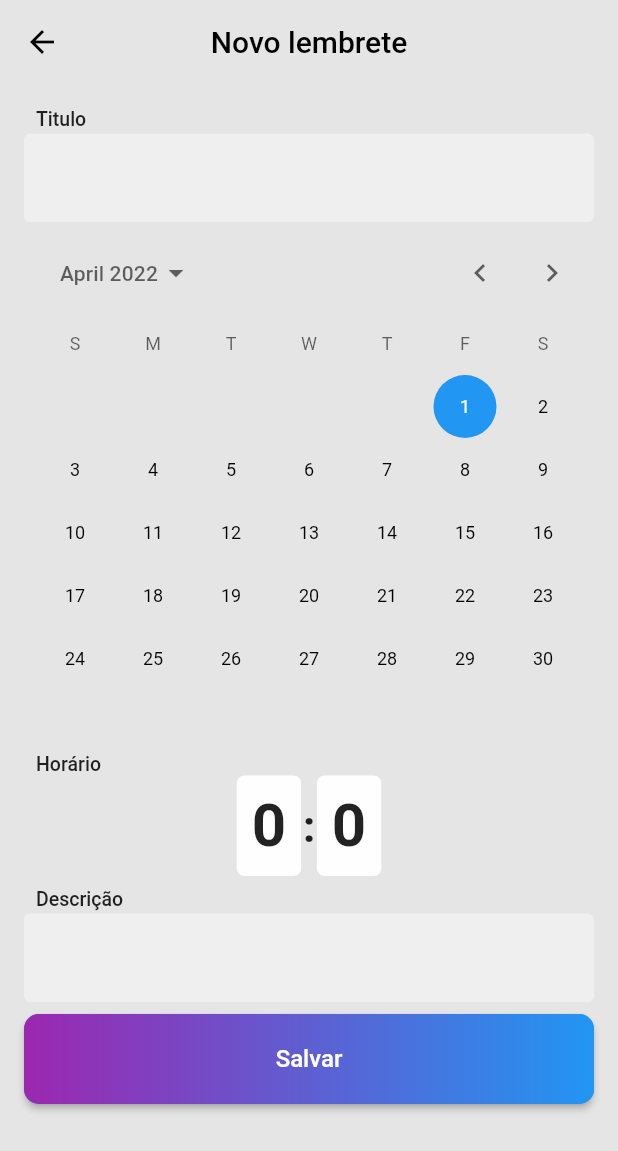
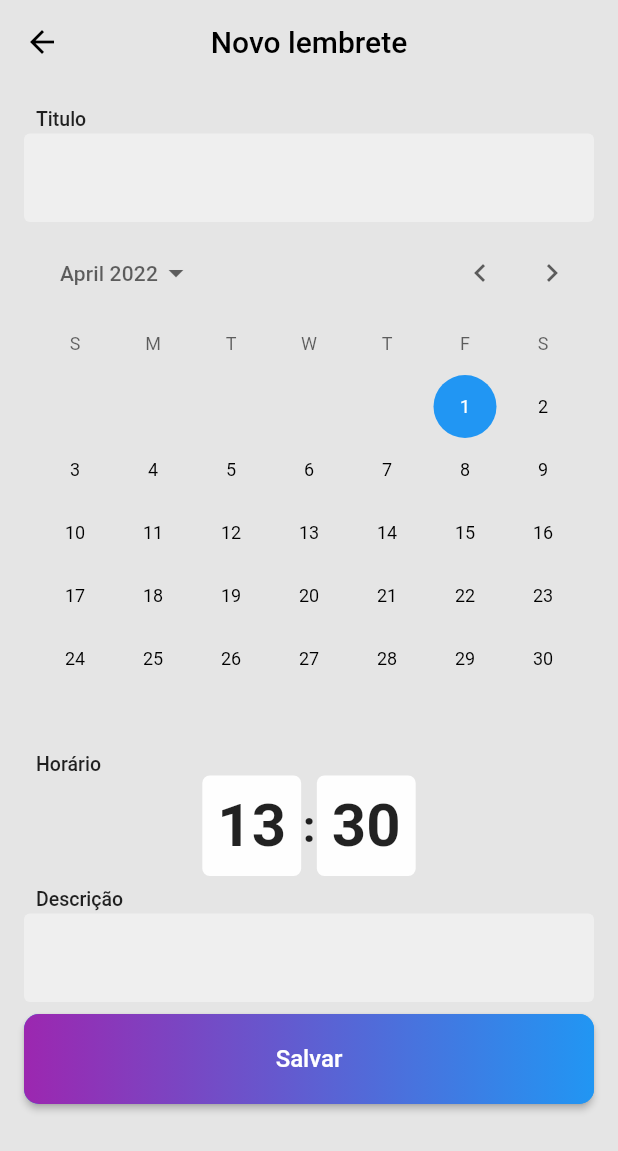
Before and after one commit to JoshGodoyyy/Lembretes, a Flutter app: the screen it shows after launch, after a tap on the "add box" icon, on a phone screen of 412 x 824 dp. Shown: the top 1151 px of the screen. Run offline on Flutter 3.47's test engine with Material 2 defaults, Android fonts, the phone set to English and light mode, and no system bars.

```diff
--- /dev/null
+++ b/lib/models/item_model.dart
@@ -0,0 +1,15 @@
+import 'package:flutter/material.dart';
+
+class Items {
+  String title;
+  DateTime dateTime;
+  TimeOfDay timeOfDay;
+  String description;
+
+  Items({
+    required this.title,
+    required this.dateTime,
+    required this.timeOfDay,
+    required this.description,
+  });
+}
--- a/lib/pages/homepage.dart
+++ b/lib/pages/homepage.dart
@@ -7,9 +7,35 @@ class HomePage extends StatelessWidget {
   @override
   Widget build(BuildContext context) {
     return Scaffold(
+      drawer: Drawer(
+        backgroundColor: const Color(0xffefefef),
+        child: Column(
+          children: [
+            DrawerHeader(
+              //decoration: const BoxDecoration(color: Colors.blue),
+              child: Container(),
+            ),
+            Padding(
+              padding: const EdgeInsets.symmetric(horizontal: 8.0),
+              child: ListTile(
+                title: const Text('Início'),
+                onTap: () {},
+              ),
+            ),
+            Padding(
+              padding: const EdgeInsets.symmetric(horizontal: 8.0),
+              child: ListTile(
+                title: const Text('Ajuda'),
+                onTap: () {},
+              ),
+            ),
+          ],
+        ),
+      ),
       appBar: AppBar(
         elevation: 0,
         backgroundColor: const Color(0xffe5e5e5),
+        iconTheme: const IconThemeData(color: Colors.black),
         title: const Text(
           'Lembretes',
           style: TextStyle(
--- a/lib/pages/newtodo.dart
+++ b/lib/pages/newtodo.dart
@@ -1,4 +1,5 @@
 import 'package:flutter/material.dart';
+import 'package:lembretes/models/item_model.dart';
 
 class NewTodo extends StatefulWidget {
   const NewTodo({Key? key}) : super(key: key);
@@ -8,8 +9,16 @@ class NewTodo extends StatefulWidget {
 }
 
 class _NewTodoState extends State<NewTodo> {
-  TimeOfDay? time = const TimeOfDay(hour: 0, minute: 0);
-  DateTime? date = DateTime.now();
+  TimeOfDay? _time = const TimeOfDay(hour: 13, minute: 30);
+  DateTime? _date = DateTime.now();
+
+  final _titleController = TextEditingController();
+  final _descriptionController = TextEditingController();
+
+  List<Items> reminders = [];
+
+  String? errorText;
+
   @override
   Widget build(BuildContext context) {
     return Scaffold(
@@ -31,14 +40,14 @@ class _NewTodoState extends State<NewTodo> {
         child: Column(
           crossAxisAlignment: CrossAxisAlignment.stretch,
           children: [
-            buildText('Titulo'),
+            buildText('Titulo', _titleController, errorText),
             const SizedBox(height: 8),
             CalendarDatePicker(
               initialDate: DateTime.now(),
               firstDate: DateTime(2022),
               lastDate: DateTime(2050),
               onDateChanged: (newDate) {
-                date = newDate;
+                _date = newDate;
               },
             ),
             const Padding(
@@ -58,7 +67,7 @@ class _NewTodoState extends State<NewTodo> {
                   initialTime: TimeOfDay.now(),
                 );
                 setState(() {
-                  if (newTime != null) time = newTime;
+                  if (newTime != null) _time = newTime;
                 });
               },
               child: Row(
@@ -72,7 +81,7 @@ class _NewTodoState extends State<NewTodo> {
                     ),
                     child: Center(
                       child: Text(
-                        time!.hour.toString(),
+                        _time!.hour.toString(),
                         style: const TextStyle(
                             fontSize: 40, fontWeight: FontWeight.w600),
                       ),
@@ -94,7 +103,7 @@ class _NewTodoState extends State<NewTodo> {
                     ),
                     child: Center(
                       child: Text(
-                        time!.minute.toString(),
+                        _time!.minute.toString(),
                         style: const TextStyle(
                           fontSize: 40,
                           fontWeight: FontWeight.w600,
@@ -106,10 +115,37 @@ class _NewTodoState extends State<NewTodo> {
               ),
             ),
             const SizedBox(height: 8),
-            buildText('Descrição'),
+            buildText('Descrição', _descriptionController, errorText),
             const SizedBox(height: 8),
             ElevatedButton(
-              onPressed: () {},
+              onPressed: () {
+                String title = _titleController.text;
+                DateTime date = _date!;
+                TimeOfDay time = _time!;
+                String description = _descriptionController.text;
+
+                if (title.isEmpty || description.isEmpty) {
+                  setState(() {
+                    errorText = 'Este campo deve ser preenchido';
+                  });
+                  return;
+                }
+
+                Items items = Items(
+                  title: title,
+                  dateTime: date,
+                  timeOfDay: time,
+                  description: description,
+                );
+                reminders.add(items);
+
+                _titleController.clear();
+                _descriptionController.clear();
+
+                setState(() {
+                  errorText = null;
+                });
+              },
               style: ElevatedButton.styleFrom(
                 padding: EdgeInsets.zero,
                 shape: RoundedRectangleBorder(
@@ -140,7 +176,7 @@ class _NewTodoState extends State<NewTodo> {
     );
   }
 
-  Widget buildText(String title) {
+  Widget buildText(String title, controller, String? error) {
     return Column(
       crossAxisAlignment: CrossAxisAlignment.start,
       children: [
@@ -155,11 +191,13 @@ class _NewTodoState extends State<NewTodo> {
           ),
         ),
         const SizedBox(height: 2),
-        const TextField(
+        TextField(
+          controller: controller,
           decoration: InputDecoration(
-            border: OutlineInputBorder(borderSide: BorderSide.none),
-            fillColor: Color(0xffefefef),
+            border: const OutlineInputBorder(borderSide: BorderSide.none),
+            fillColor: const Color(0xffefefef),
             filled: true,
+            errorText: error,
           ),
         ),
       ],
--- a/lib/widgets/myapp.dart
+++ b/lib/widgets/myapp.dart
@@ -6,8 +6,7 @@ class MyApp extends StatelessWidget {
   const MyApp({Key? key}) : super(key: key);
 
   @override
-  Widget build(BuildContext context) {
-    return MaterialApp(
+  Widget build(BuildContext context) => MaterialApp(
         debugShowCheckedModeBanner: false,
         initialRoute: '/',
         routes: {
@@ -16,4 +15,3 @@ class MyApp extends StatelessWidget {
         },
       );
 }
-}
--- a/pubspec.yaml
+++ b/pubspec.yaml
@@ -34,6 +34,8 @@ dependencies:
   # The following adds the Cupertino Icons font to your application.
   # Use with the CupertinoIcons class for iOS style icons.
   cupertino_icons: ^1.0.2
+  shared_preferences: ^2.0.13
+  date_format: ^2.0.5
 
 dev_dependencies:
   flutter_test:
```
Also changed, not shown: pubspec.lock. Lines whose indentation alone changed are shown as unchanged.
